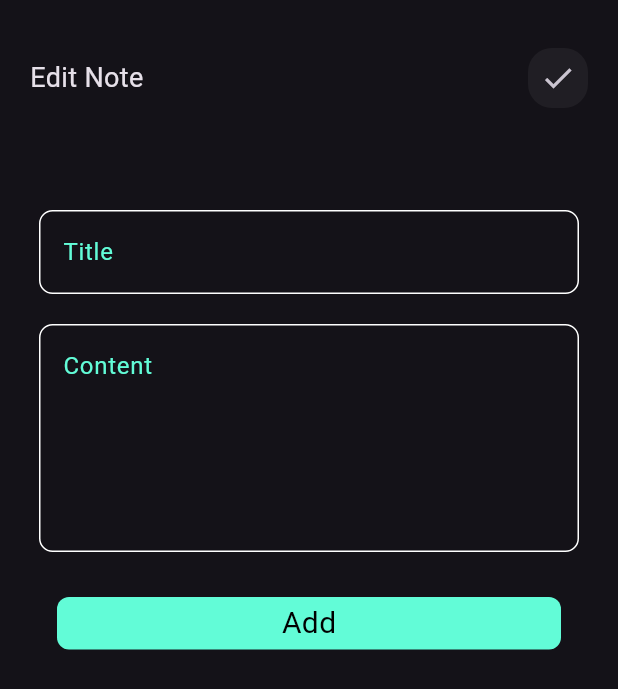
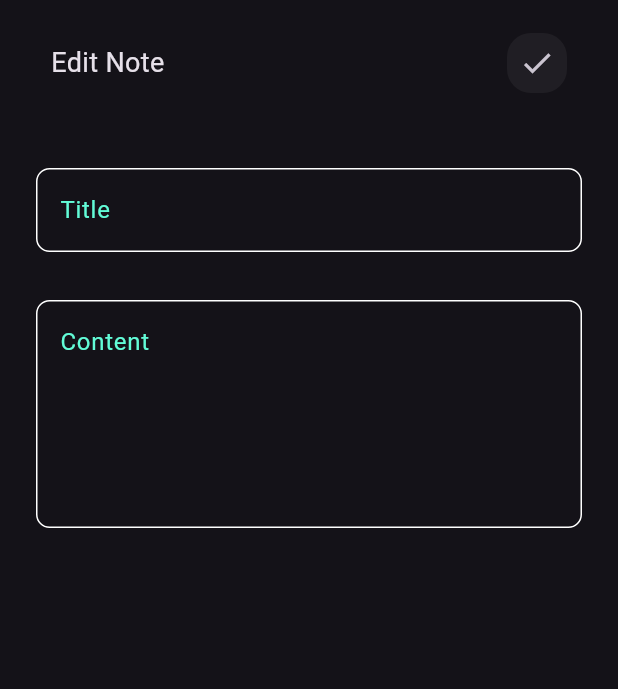
Before and after one commit to Abdullah537-studio/NoteApp, a Flutter app: the EditNoteView screen opened directly, on a phone screen of 412 x 824 dp. Shown: the top 689 px of the screen. Run offline on Flutter 3.47's test engine with Material 3 defaults, Android fonts, the phone set to English and light mode, and no system bars.

Commit message:
edit ui code finish ui

```diff
--- a/lib/Widget/edit_note_view_body.dart
+++ b/lib/Widget/edit_note_view_body.dart
@@ -1,6 +1,6 @@
 import 'package:flutter/material.dart';
-import 'package:flutter_to_do_list/Widget/Add_note_buttom_sheet.dart';
 import 'package:flutter_to_do_list/Widget/custom_appBar.dart';
+import 'package:flutter_to_do_list/Widget/custom_text_field.dart';
 
 class EditViewNoteBody extends StatelessWidget {
   const EditViewNoteBody({super.key});
@@ -8,13 +8,17 @@ class EditViewNoteBody extends StatelessWidget {
   @override
   Widget build(BuildContext context) {
     return const Padding(
-      padding: EdgeInsets.symmetric(horizontal: 10),
+      padding: EdgeInsets.symmetric(horizontal: 24),
       child: Column(
         children: [
-          SizedBox(height: 10),
           CustomAppBar(icon: Icon(Icons.check), title: "Edit Note"),
+          SizedBox(height: 50),
+          CustomTextField(hint: "Title"),
           SizedBox(height: 32),
-          AddNoteButtomSheet()
+          CustomTextField(
+            hint: "Content",
+            maxLines: 5,
+          ),
         ],
       ),
     );
--- a/lib/views/notes_view.dart
+++ b/lib/views/notes_view.dart
@@ -1,5 +1,6 @@
 import 'package:flutter/material.dart';
 import 'package:flutter_to_do_list/Widget/Add_note_buttom_sheet.dart';
+import 'package:flutter_to_do_list/Widget/Constants.dart';
 import 'package:flutter_to_do_list/Widget/notes_view_body.dart';
 
 class NotesView extends StatelessWidget {
@@ -9,7 +10,7 @@ class NotesView extends StatelessWidget {
   Widget build(BuildContext context) {
     return Scaffold(
       floatingActionButton: FloatingActionButton(
-        backgroundColor: Colors.purple,
+        backgroundColor: kPrimaryColor,
         shape: const CircleBorder(),
         onPressed: () {
           showModalBottomSheet(
```
